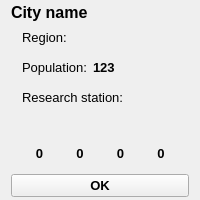
Qt form comp345-gui/CityDetailsView.ui (hrachyahakobyan/Pandemic) before a commit.
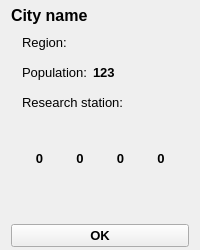
The same form after that commit.

Commit message: Added Player pawns to the city widgets. Added disease details widget.

```diff
--- a/comp345-gui/CityDetailsView.ui
+++ b/comp345-gui/CityDetailsView.ui
@@ -7,7 +7,7 @@
     <x>0</x>
     <y>0</y>
     <width>200</width>
-    <height>200</height>
+    <height>250</height>
    </rect>
   </property>
   <property name="windowTitle">
@@ -518,6 +518,109 @@
      </layout>
     </widget>
    </item>
+   <item>
+    <widget class="QWidget" name="widget_9" native="true">
+     <property name="minimumSize">
+      <size>
+       <width>0</width>
+       <height>45</height>
+      </size>
+     </property>
+     <layout class="QHBoxLayout" name="horizontalLayout_3">
+      <property name="spacing">
+       <number>3</number>
+      </property>
+      <property name="leftMargin">
+       <number>3</number>
+      </property>
+      <property name="topMargin">
+       <number>0</number>
+      </property>
+      <property name="rightMargin">
+       <number>3</number>
+      </property>
+      <property name="bottomMargin">
+       <number>0</number>
+      </property>
+      <item>
+       <widget class="QLabel" name="pAvatar1">
+        <property name="minimumSize">
+         <size>
+          <width>40</width>
+          <height>40</height>
+         </size>
+        </property>
+        <property name="maximumSize">
+         <size>
+          <width>40</width>
+          <height>40</height>
+         </size>
+        </property>
+        <property name="text">
+         <string/>
+        </property>
+       </widget>
+      </item>
+      <item>
+       <widget class="QLabel" name="pAvatar2">
+        <property name="minimumSize">
+         <size>
+          <width>40</width>
+          <height>40</height>
+         </size>
+        </property>
+        <property name="maximumSize">
+         <size>
+          <width>40</width>
+          <height>40</height>
+         </size>
+        </property>
+        <property name="text">
+         <string/>
+        </property>
+       </widget>
+      </item>
+      <item>
+       <widget class="QLabel" name="pAvatar3">
+        <property name="minimumSize">
+         <size>
+          <width>40</width>
+          <height>40</height>
+         </size>
+        </property>
+        <property name="maximumSize">
+         <size>
+          <width>40</width>
+          <height>40</height>
+         </size>
+        </property>
+        <property name="text">
+         <string/>
+        </property>
+       </widget>
+      </item>
+      <item>
+       <widget class="QLabel" name="pAvatar4">
+        <property name="minimumSize">
+         <size>
+          <width>40</width>
+          <height>40</height>
+         </size>
+        </property>
+        <property name="maximumSize">
+         <size>
+          <width>40</width>
+          <height>40</height>
+         </size>
+        </property>
+        <property name="text">
+         <string/>
+        </property>
+       </widget>
+      </item>
+     </layout>
+    </widget>
+   </item>
    <item>
     <widget class="QPushButton" name="okButton">
      <property name="font">
```
The commit also changes 32 other files.
